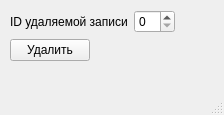
First picture: the form in delete_dialog.ui, repository tovarish-kapitan/sql_experience, before the edit.
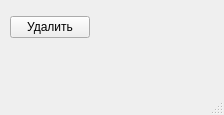
Second picture: the form after the edit.

Diff of the .ui file:
```diff
--- a/delete_dialog.ui
+++ b/delete_dialog.ui
@@ -25,18 +25,7 @@
     </property>
     <layout class="QFormLayout" name="formLayout_2">
      <item row="0" column="0">
-      <layout class="QFormLayout" name="formLayout">
-       <item row="0" column="0">
-        <widget class="QLabel" name="label">
-         <property name="text">
-          <string>ID удаляемой записи</string>
-         </property>
-        </widget>
-       </item>
-       <item row="0" column="1">
-        <widget class="QSpinBox" name="spinBox"/>
-       </item>
-      </layout>
+      <layout class="QFormLayout" name="formLayout"/>
      </item>
      <item row="1" column="0">
       <widget class="QPushButton" name="pushButton">
```
Left out of the diff: 16 changed lines with no effect on the pictures.
